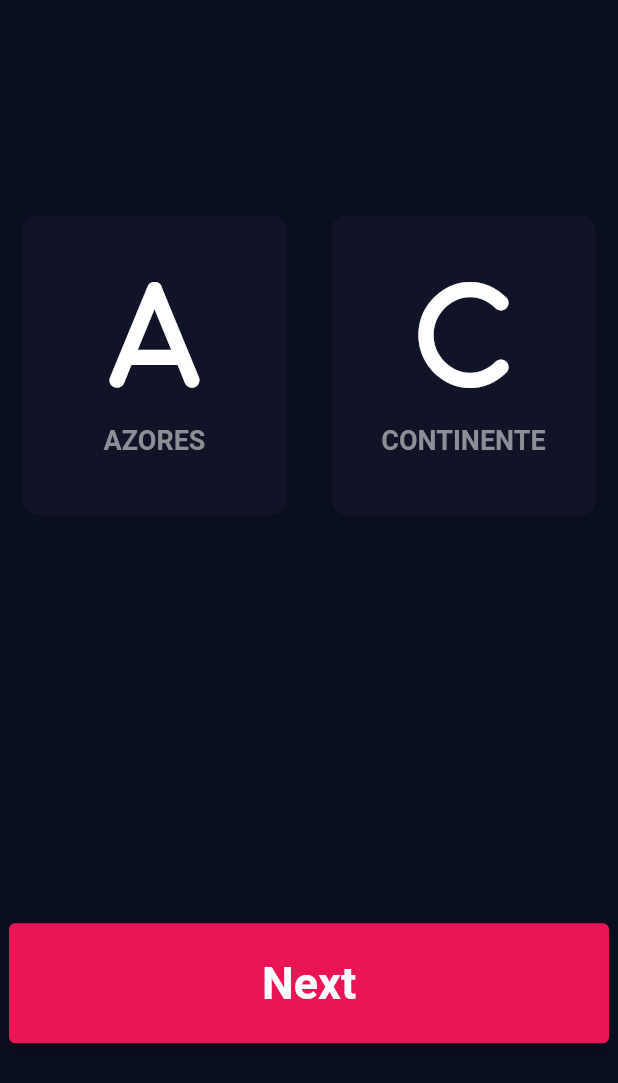
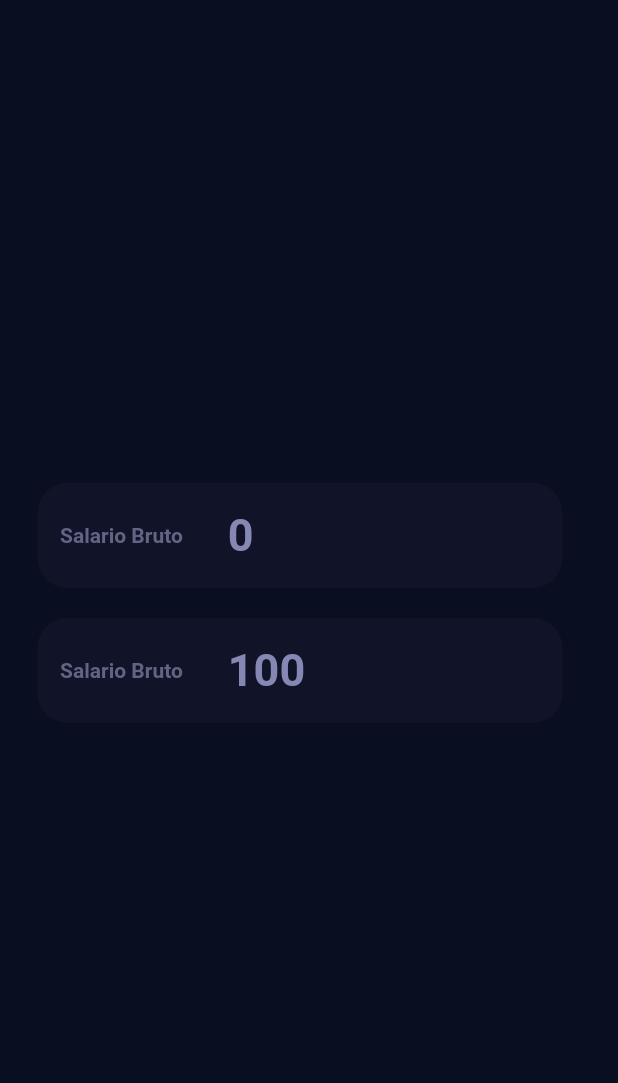
Before and after one commit to MiguelAzevedo2108/Salary, a Flutter app: the FiscalPage screen opened directly, after a tap on "Next", on a phone screen of 412 x 824 dp. Shown: the top 1083 px of the screen. Run offline on Flutter 3.47's test engine with Material 2 defaults, Android fonts, the phone set to English and light mode, and no system bars; our stand-ins replace font_awesome_flutter.

Commit message:
Result page created

```diff
--- /dev/null
+++ b/lib/cards/finalCard.dart
@@ -0,0 +1,25 @@
+
+
+import 'package:flutter/cupertino.dart';
+
+import '../pages/home_page/home_page.dart';
+
+class FinalCard extends StatelessWidget {
+  final Widget? cardChild;
+
+  FinalCard({this.cardChild});
+
+  @override
+  Widget build(BuildContext context) {
+    return Container(
+      margin: const EdgeInsets.only(left: 25, bottom: 20),
+      decoration: BoxDecoration(
+        color: standardCardColor,
+        borderRadius: BorderRadius.circular(20.0),
+      ),
+      height: 70.0,
+      width: 350.0,
+      child: cardChild,
+    );
+  }
+}
--- /dev/null
+++ b/lib/cards/finalCardContent.dart
@@ -0,0 +1,37 @@
+import 'package:flutter/cupertino.dart';
+
+class FinalCardContent extends StatelessWidget {
+  final double value;
+  final String text;
+
+  const FinalCardContent({super.key, required this.text, required this.value});
+
+  @override
+  Widget build(BuildContext context) {
+    return Row(
+      children: [
+        Padding(
+          padding: const EdgeInsets.only(left: 15.0),
+          child: Text(
+            text,
+            style: const TextStyle(
+              fontWeight: FontWeight.bold,
+              color: Color(0xFF616482),
+            ),
+          ),
+        ),
+        Padding(
+          padding: const EdgeInsets.only(left: 30),
+          child: Text(
+            value.round().toString(),
+            style: const TextStyle(
+              fontSize: 30,
+              fontWeight: FontWeight.bold,
+              color: Color(0xFF8488b2),
+            ),
+          ),
+        ),
+      ],
+    );
+  }
+}
--- a/lib/pages/fiscal_page/fiscal_page.dart
+++ b/lib/pages/fiscal_page/fiscal_page.dart
@@ -1,9 +1,10 @@
 import 'package:flutter/material.dart';
 import 'package:font_awesome_flutter/font_awesome_flutter.dart';
-import 'package:salary/cards/card.dart';
-import 'package:salary/cards/card_content.dart';
-import 'package:salary/entities/salary.dart';
+import 'package:salary/pages/result_page/result_Page.dart';
 
+
+import '../../cards/card.dart';
+import '../../cards/card_content.dart';
 import '../home_page/home_page.dart';
 
 enum Fiscal{
@@ -124,7 +125,6 @@ class _FiscalPageState extends State<FiscalPage> {
                         fiscal = Fiscal.AZORES;
                         salary.fiscal = Fiscal.AZORES;
                         salary.taxPercentage = findNearestTax(azoresTable, 26016);
-
                       });
                     },
                     color: fiscal == Fiscal.AZORES
@@ -162,8 +162,8 @@ class _FiscalPageState extends State<FiscalPage> {
             child: ElevatedButton(
               onPressed: () {
                 //printSalary();
-                /*Navigator.of(context).push(MaterialPageRoute(
-                    builder: (context) => MyHomePage(title: "salar")));*/
+                Navigator.of(context).push(MaterialPageRoute(
+                    builder: (context) => ResultPage()));
               },
               style: const ButtonStyle(
                 backgroundColor: MaterialStatePropertyAll<Color>(bottomContainerColor),
--- a/lib/pages/meal_page/meal_page.dart
+++ b/lib/pages/meal_page/meal_page.dart
@@ -1,9 +1,9 @@
 import 'package:flutter/material.dart';
 import 'package:font_awesome_flutter/font_awesome_flutter.dart';
-import 'package:salary/cards/card.dart';
-import 'package:salary/cards/card_content.dart';
-import 'package:salary/cards/yes_no_card.dart';
 
+import '../../cards/card.dart';
+import '../../cards/card_content.dart';
+import '../../cards/yes_no_card.dart';
 import '../fiscal_page/fiscal_page.dart';
 import '../home_page/home_page.dart';
 
--- /dev/null
+++ b/lib/pages/result_page/result_Page.dart
@@ -0,0 +1,30 @@
+
+import 'package:flutter/cupertino.dart';
+import 'package:flutter/material.dart';
+
+import '../../cards/finalCard.dart';
+import '../../cards/finalCardContent.dart';
+import '../home_page/home_page.dart';
+
+class ResultPage extends StatefulWidget {
+  const ResultPage({super.key});
+
+  @override
+  State<StatefulWidget> createState() => _ResultPageState();
+}
+
+class _ResultPageState extends State<ResultPage> {
+  @override
+  Widget build(BuildContext context) {
+    return Scaffold(
+      body: Column(
+        mainAxisAlignment: MainAxisAlignment.center,
+        children: [
+          FinalCard(cardChild: FinalCardContent(text: "Salario Bruto", value: salary.salaryAmount)),
+          FinalCard(cardChild: const FinalCardContent(text: "Salario Bruto", value: 100))
+          //FinalCard(),
+        ],
+      ),
+    );
+  }
+}
```
